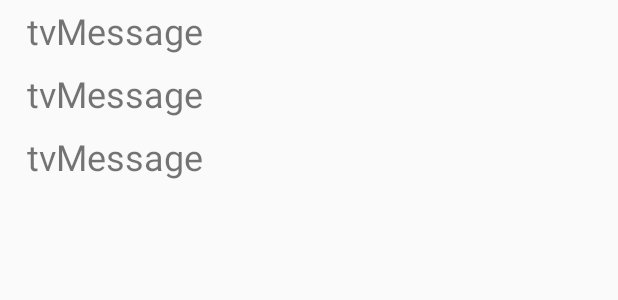
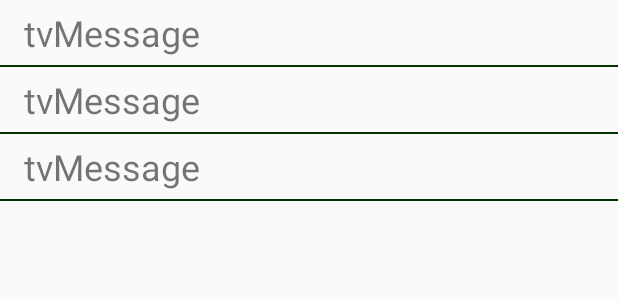
Before and after one commit to carlo7/MessageIt, an Android app: the layout activity_main.xml on its own in the app's theme, with its tools: preview values and no code run, on a phone screen of 412 x 824 dp. Shown: the top 300 px of the screen. Run offline under Robolectric (Android 15) with nearby library versions, the light colour scheme and no system bars.

Commit message:
fix a bug which was caused by compikeSDK 33 by downgrading to 32 and refactor the code

```diff
--- a/app/build.gradle
+++ b/app/build.gradle
@@ -5,7 +5,7 @@
 }
 
 android {
-    compileSdk 33
+    compileSdk 32
 
     defaultConfig {
         applicationId "com.carlos.messageit"
--- a/app/src/main/java/com/carlos/messageit/RegisterActivity.kt
+++ b/app/src/main/java/com/carlos/messageit/RegisterActivity.kt
@@ -49,11 +49,11 @@
                 if (task.isSuccessful) {
                     // Register success, show tag then start Main activity
                     Log.d(ContentValues.TAG, "createUserWithEmail:success")
-                    Toast.makeText(this, "Registration failed. Try again",
+                    Toast.makeText(this, "Registration Successful. Please Login",
                         Toast.LENGTH_SHORT).show()
 
                     //Call function on successful registration
-                    auth.currentUser?.let { addMemberToDB(name,email, it.uid) }
+                    auth.currentUser?.let { addMemberToDB(name, email, it.uid) }
 
                     val intent = Intent(this@RegisterActivity, LoginActivity::class.java)
                     finish()
--- a/app/src/main/res/layout/member_layout.xml
+++ b/app/src/main/res/layout/member_layout.xml
@@ -6,17 +6,17 @@
 
    <TextView
        android:id="@+id/tv_message"
-       android:layout_width="match_parent"
+       android:layout_width="wrap_content"
        android:layout_height="wrap_content"
-       android:paddingStart="18dp"
-       android:paddingTop="4dp"
-       android:paddingBottom="4dp"
+       android:layout_marginStart="16dp"
+       android:layout_marginTop="5dp"
        android:text="tvMessage"
        android:textSize="24sp" />
    <View
-      android:layout_width="match_parent"
+       android:layout_width="match_parent"
        android:layout_height="1dp"
-       android:layout_below="@+id/tv_message"
-       android:backgroud="@color/darkgreen"/>
+       android:layout_marginTop="5dp"
+       android:layout_below="@id/tv_message"
+      android:background="@color/darkgreen"/>
 
 </RelativeLayout>
```
